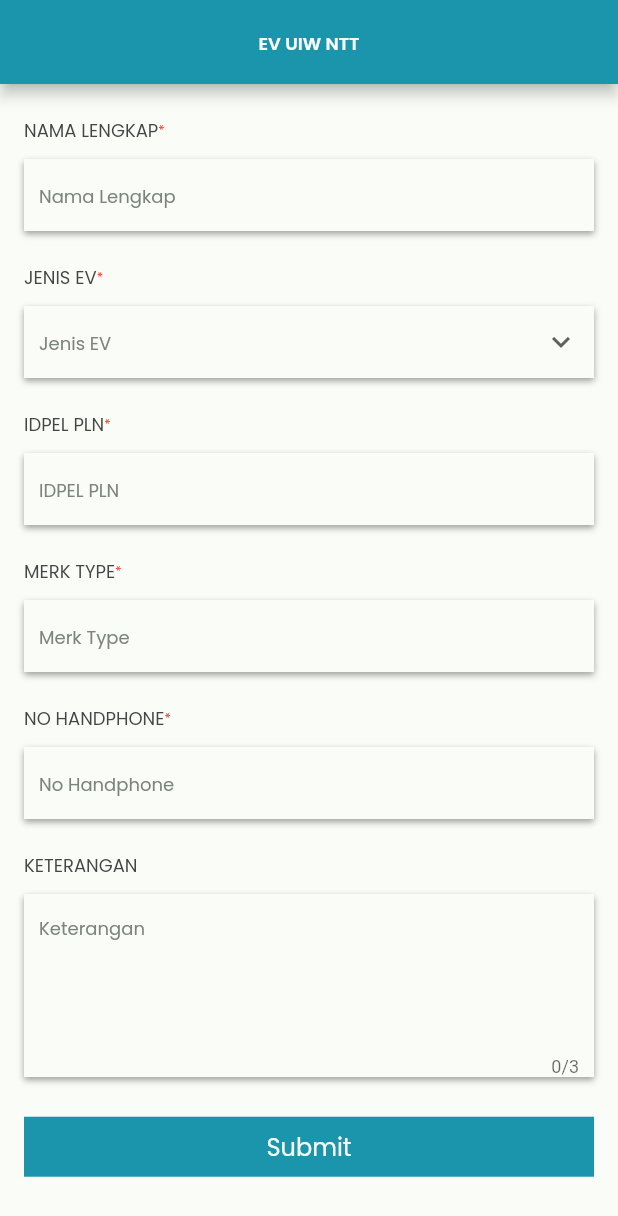
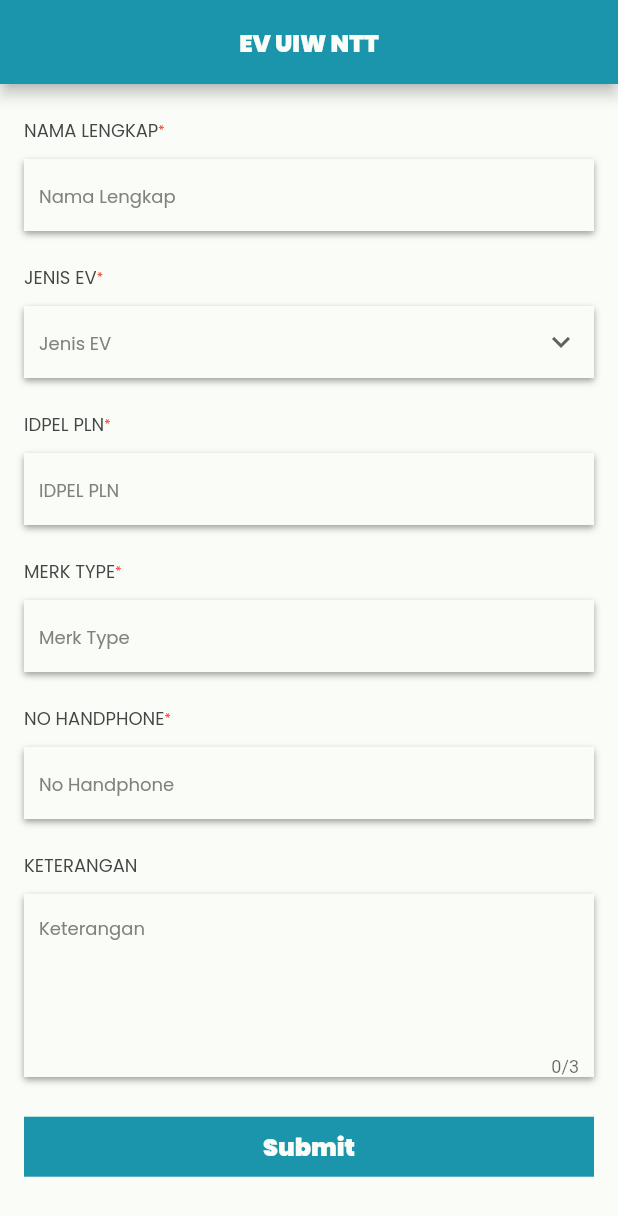
Before and after one commit to tgsat/form-spreadsheet, a Flutter app: the screen it shows after launch, on a phone screen of 412 x 824 dp. Shown: the top 1216 px of the screen. Run offline on Flutter 3.47's test engine with Material 2 defaults, Android fonts, the phone set to English and light mode, and no system bars; our stand-ins replace cloud_firestore, connectivity_plus, firebase_core, get, google_fonts, sizer; accounts and stored records are empty; Roboto replaces fonts that are missing (OpenSans).

Commit message:
fix:bug minor

```diff
--- a/lib/utils/widgets/button/button_general.dart
+++ b/lib/utils/widgets/button/button_general.dart
@@ -20,7 +20,11 @@ class ButtonGeneral extends StatelessWidget {
             onTap: onTap!,
             child: Text(
               Dictionary.submit,
-              style: const AppFonts(size: 16, color: AppColor.whiteColor).text,
+              style: const AppFonts(
+                      size: 16,
+                      color: AppColor.whiteColor,
+                      fontWeight: FontWeight.w900)
+                  .text,
             ),
           ),
         ));
--- a/lib/utils/widgets/custom_appbar.dart
+++ b/lib/utils/widgets/custom_appbar.dart
@@ -4,13 +4,16 @@ import 'package:spreadsheet/utils/utils.dart';
 class CustomAppBar {
   static AppBar general(BuildContext context, String title) {
     return AppBar(
-        centerTitle: Responsive.isDesktop(context) ? false : true,
-        title: Text(
-          title,
-          style: Theme.of(context).textTheme.bodyText1!.copyWith(
-                color: AppColor.whiteColor,
-                fontWeight: FontWeight.w600,
-              ),
-        ));
+        centerTitle: Responsive.isDesktop(context)
+            ? false
+            : Responsive.isTablet(context)
+                ? false
+                : true,
+        title: Text(title,
+            style: const AppFonts(
+                    size: 16,
+                    color: AppColor.whiteColor,
+                    fontWeight: FontWeight.w900)
+                .text));
   }
 }
```
